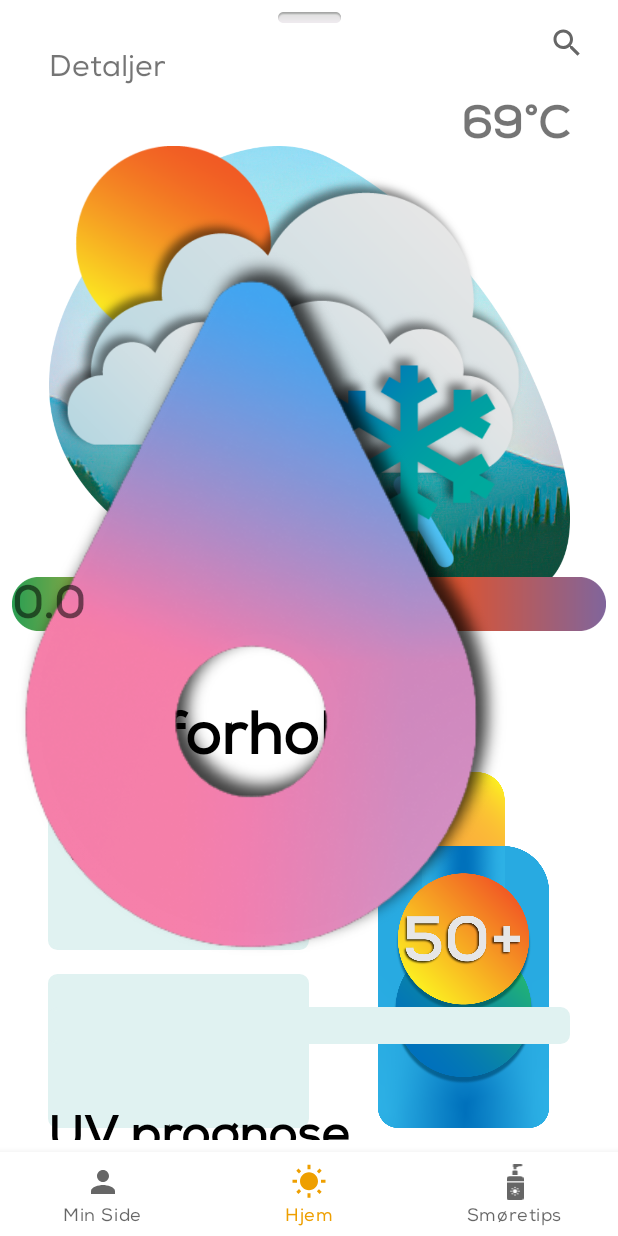
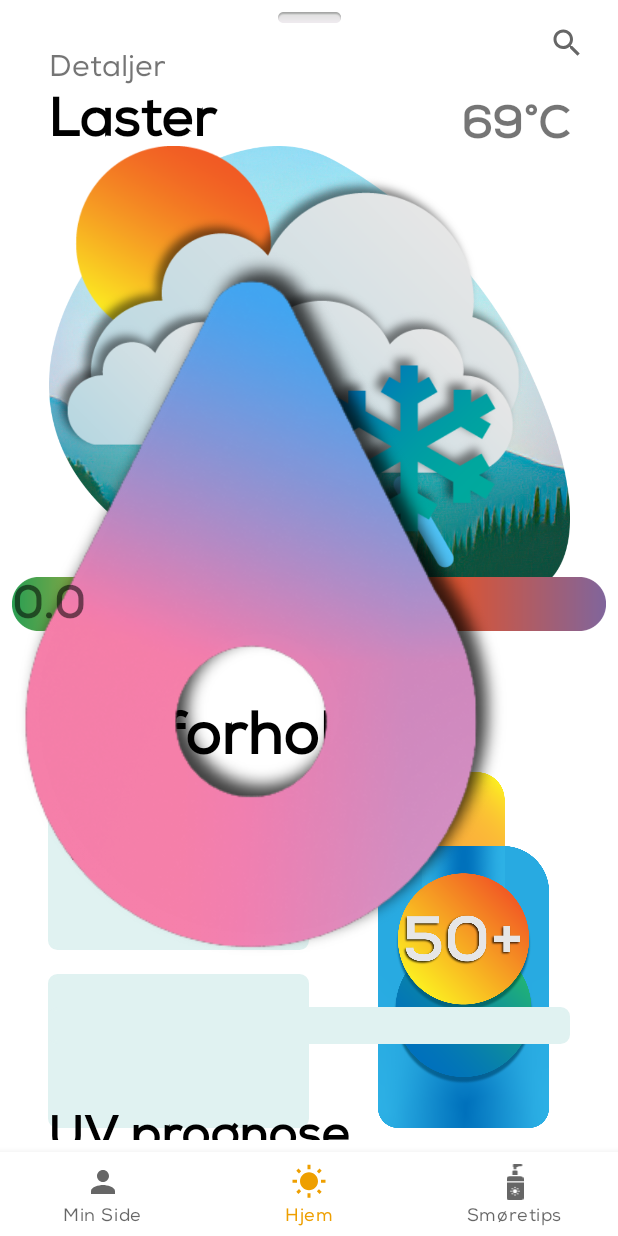
Before and after one commit to lx358hcl/solbrentapp, an Android app: the screen it shows after launch (MainActivity), on a phone screen of 412 x 824 dp. Run offline under Robolectric (Android 15) with nearby library versions, the phone set to English and light mode, and no system bars; our stand-ins replace navigation-ui; libraries missing offline, so code that uses them is left out: androidx.percentlayout.widget, com.github.kittinunf.fuel, com.tbuonomo.viewpagerdotsindicator; plain views replace DotsIndicator, PercentRelativeLayout, SlidingUpPanelLayout; 1 statement that could not run was skipped.

Commit message:
La til litt laste tekst

```diff
--- a/app/src/main/res/layout/fragment_home.xml
+++ b/app/src/main/res/layout/fragment_home.xml
@@ -379,7 +379,7 @@
                 android:ellipsize="marquee"
                 android:gravity="start|center_vertical"
                 android:maxLines="1"
-                android:text="@string/placeholder"
+                android:text="@string/laster"
                 android:textColor="?android:textColorPrimary"
                 android:textSize="36sp"
                 android:textStyle="bold"
--- a/app/src/main/res/values-night/strings.xml
+++ b/app/src/main/res/values-night/strings.xml
@@ -86,4 +86,5 @@
     <string name="spf">SPF</string>
     <string name="min_posisjon">Min posisjon</string>
     <string name="solkrem_p_minnelse">Solkrem påminnelse</string>
+    <string name="laster">Laster</string>
 </resources>
--- a/app/src/main/res/values/strings.xml
+++ b/app/src/main/res/values/strings.xml
@@ -85,6 +85,7 @@
     <string name="spf">SPF</string>
     <string name="min_posisjon">Min posisjon</string>
     <string name="solkrem_p_minnelse">Solkrem påminnelse</string>
+    <string name="laster">Laster</string>
 
 
 </resources>
```
